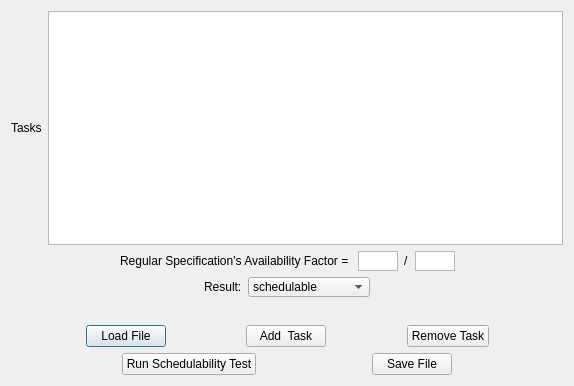
The window that st.ui (guangli-dai/RRP-Toolsets) describes before a commit, drawn with Qt 5.
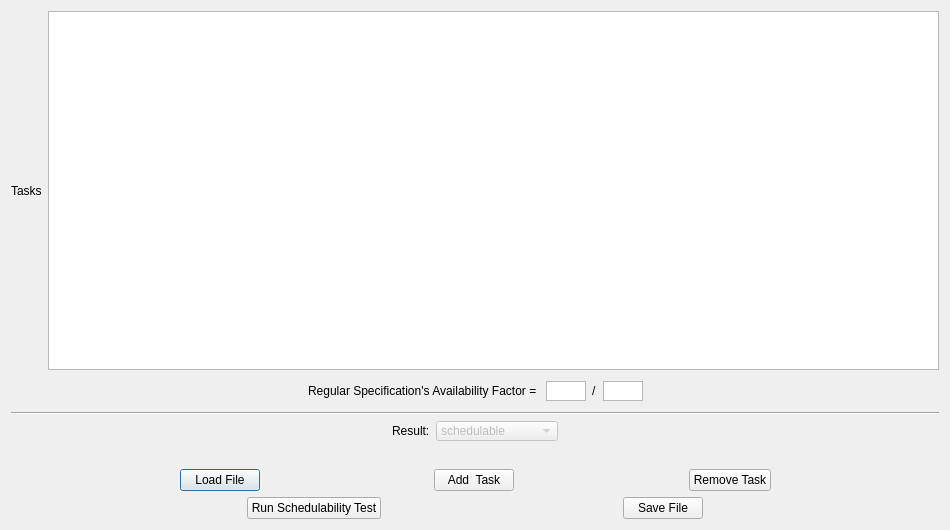
The same window after the commit.

```diff
--- a/st.ui
+++ b/st.ui
@@ -6,14 +6,14 @@
    <rect>
     <x>0</x>
     <y>0</y>
-    <width>574</width>
-    <height>386</height>
+    <width>950</width>
+    <height>530</height>
    </rect>
   </property>
   <property name="minimumSize">
    <size>
-    <width>574</width>
-    <height>386</height>
+    <width>950</width>
+    <height>530</height>
    </size>
   </property>
   <property name="windowTitle">
@@ -30,7 +30,14 @@
       </widget>
      </item>
      <item>
-      <widget class="QTableWidget" name="tableWidget"/>
+      <widget class="QTableWidget" name="tableWidget">
+       <property name="minimumSize">
+        <size>
+         <width>0</width>
+         <height>0</height>
+        </size>
+       </property>
+      </widget>
      </item>
     </layout>
    </item>
@@ -103,13 +110,20 @@
        <property name="sizeHint" stdset="0">
         <size>
          <width>40</width>
-         <height>20</height>
+         <height>30</height>
         </size>
        </property>
       </spacer>
      </item>
     </layout>
    </item>
+   <item>
+    <widget class="Line" name="line">
+     <property name="orientation">
+      <enum>Qt::Horizontal</enum>
+     </property>
+    </widget>
+   </item>
    <item>
     <layout class="QHBoxLayout" name="horizontalLayout_4">
      <item>
@@ -134,6 +148,9 @@
      </item>
      <item>
       <widget class="QComboBox" name="schedulableComboBox">
+       <property name="enabled">
+        <bool>false</bool>
+       </property>
        <property name="maximumSize">
         <size>
          <width>16777215</width>
```
Left out of the diff: 3 changed lines with no effect on the pictures.
